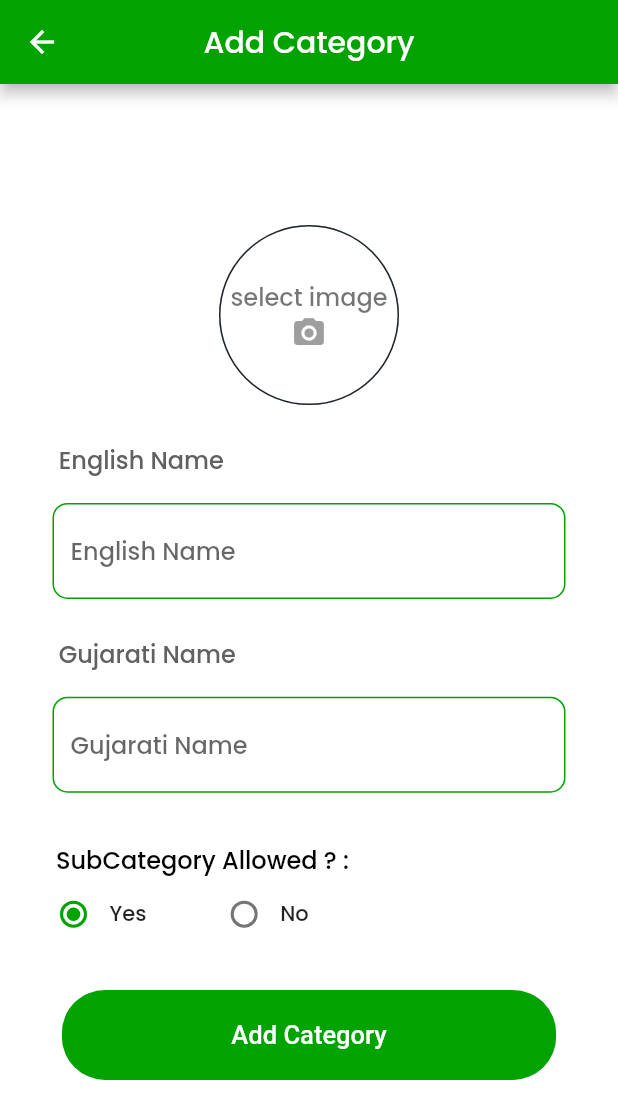
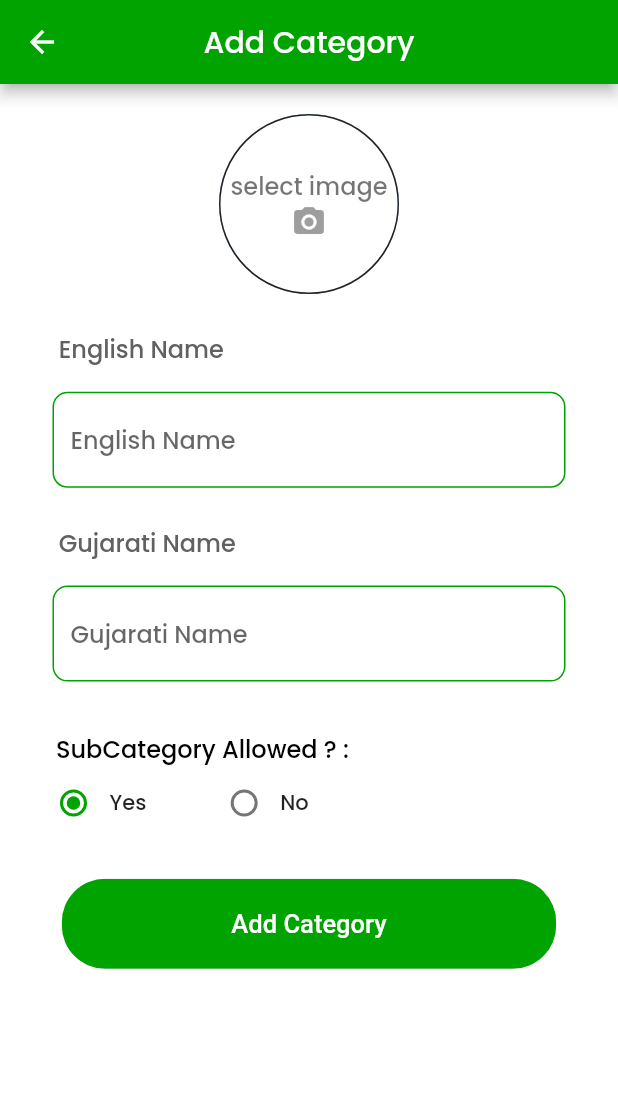
Before and after one commit to harshpatel5404/Aarogyam_Flutter_New, a Flutter app: the AddcategoryPage screen opened directly, on a phone screen of 412 x 824 dp. Shown: the top 1119 px of the screen. Run offline on Flutter 3.47's test engine with Material 2 defaults, Android fonts, the phone set to English and light mode, and no system bars; our stand-ins replace carousel_slider, connectivity, dio, flutter_easyloading, flutter_image_compress, fluttertoast and 10 more; missing offline and left inert: code_input, mailer, multi_image_picker2; accounts and stored records are empty.

```diff
--- a/lib/Admin/Slider/add_slider.dart
+++ b/lib/Admin/Slider/add_slider.dart
@@ -6,6 +6,7 @@ import 'package:aarogyamswadeshi/Admin/Slider/slider_controller.dart';
 import 'package:aarogyamswadeshi/Admin/widget/drawer.dart';
 import 'package:aarogyamswadeshi/Services/admin_services.dart';
 import 'package:aarogyamswadeshi/Services/pref_manager.dart';
+import 'package:aarogyamswadeshi/global/get_permission.dart';
 import 'package:flutter/material.dart';
 import 'package:aarogyamswadeshi/Admin/category/category_controller.dart';
 import 'package:aarogyamswadeshi/Constants/constants.dart';
@@ -49,6 +50,7 @@ class _AddSliderImagesState extends State<AddSliderImages> {
   }
 
   Future<void> loadAssets() async {
+    getPermission();
     List<Asset> resultList = <Asset>[];
     images = <Asset>[];
     String error = 'No Error Detected';
--- a/lib/Admin/category/add_category.dart
+++ b/lib/Admin/category/add_category.dart
@@ -113,10 +113,13 @@ class _AddcategoryPageState extends State<AddcategoryPage> {
         centerTitle: true,
         backgroundColor: kPrimaryColor,
       ),
-      resizeToAvoidBottomInset: false,
-      body: Column(
+      body: SingleChildScrollView(
+        child: Column(
           mainAxisAlignment: MainAxisAlignment.center,
           children: [
+            SizedBox(
+              height: 20,
+            ),
             Center(
               child: InkWell(
                 onTap: () {
@@ -364,7 +367,8 @@ class _AddcategoryPageState extends State<AddcategoryPage> {
                   },
                   style: ElevatedButton.styleFrom(
                       primary: kPrimaryColor,
-                    padding: EdgeInsets.symmetric(horizontal: 40, vertical: 20),
+                      padding:
+                          EdgeInsets.symmetric(horizontal: 40, vertical: 20),
                       textStyle: TextStyle(
                           color: Colors.white,
                           fontSize: 14,
@@ -374,6 +378,7 @@ class _AddcategoryPageState extends State<AddcategoryPage> {
             ),
           ],
         ),
+      ),
     );
   }
 }
--- a/lib/Admin/category/update_category.dart
+++ b/lib/Admin/category/update_category.dart
@@ -44,7 +44,7 @@ class UpdatedcategoryPageState extends State<UpdatecategoryPage> {
       val = 2;
     }
     setState(() {});
-     EasyLoading.addStatusCallback((status) {
+    EasyLoading.addStatusCallback((status) {
       print('EasyLoading Status $status');
       if (status == EasyLoadingStatus.dismiss) {
         _timer?.cancel();
@@ -362,7 +362,7 @@ class UpdatedcategoryPageState extends State<UpdatecategoryPage> {
                         "file": widget.data["imagepath"]
                       };
                       print("-----");
-                      // print(updatecategorydata);
+                      print(updatecategorydata);
                     }
                     updateCategory(updatecategorydata).then((value) {
                       EasyLoading.dismiss();
--- a/lib/Admin/subcategory/add_subcategory.dart
+++ b/lib/Admin/subcategory/add_subcategory.dart
@@ -130,7 +130,6 @@ class _AddsubcategoryPageState extends State<AddsubcategoryPage> {
         centerTitle: true,
         backgroundColor: kPrimaryColor,
       ),
-      // resizeToAvoidBottomInset: false,
       body: SingleChildScrollView(
         child: Column(
           mainAxisAlignment: MainAxisAlignment.center,
@@ -386,7 +385,7 @@ class _AddsubcategoryPageState extends State<AddsubcategoryPage> {
                 ),
               ),
             ),
-            SizedBox(height: size.height * 0.03),
+            SizedBox(height: size.height * 0.05),
           ],
         ),
       ),
--- a/lib/Admin/subcategory/update_subcategory.dart
+++ b/lib/Admin/subcategory/update_subcategory.dart
@@ -89,8 +89,6 @@ class _UpdatesubcategoryState extends State<Updatesubcategory> {
     var result = await FlutterImageCompress.compressAndGetFile(
         file.absolute.path, targetPath,
         quality: 70, rotate: 0);
-    // print("file" + file.lengthSync().toString());
-    // print(result.lengthSync());
     return result;
   }
 
@@ -189,7 +187,6 @@ class _UpdatesubcategoryState extends State<Updatesubcategory> {
               child: Form(
                 key: formkey,
                 child: Column(
-                  // mainAxisAlignment: MainAxisAlignment.,
                   crossAxisAlignment: CrossAxisAlignment.start,
                   children: [
                     Text(
@@ -397,7 +394,7 @@ class _UpdatesubcategoryState extends State<Updatesubcategory> {
                 ),
               ),
             ),
-            SizedBox(height: size.height * 0.03),
+            SizedBox(height: size.height * 0.05),
           ],
         ),
       ),
--- a/lib/Screens/Home/home_main.dart
+++ b/lib/Screens/Home/home_main.dart
@@ -1,6 +1,5 @@
 import 'dart:convert';
 import 'dart:typed_data';
-
 import 'package:aarogyamswadeshi/Screens/Home/search_page.dart';
 import 'package:aarogyamswadeshi/Screens/cart/cart.dart';
 import 'package:aarogyamswadeshi/Screens/desc/buynow_bottom.dart';
@@ -21,7 +20,6 @@ import 'package:aarogyamswadeshi/Screens/account/account_screen.dart';
 import 'package:aarogyamswadeshi/Screens/category/category_screen.dart';
 import 'package:flutter/services.dart';
 import 'package:get/get.dart';
-
 import 'home_controller.dart';
 
 class MainController extends GetxController {
@@ -56,10 +54,6 @@ class _MainHomeState extends State<MainScreen> {
       statusBarColor: kPrimaryColor,
     ));
     super.initState();
-    // removeToken();
-    // removeisAdmin();
-    // removelogin();
-    // removeuserid();
 
     controller.getConnect();
     getImages().then((value) {
--- a/lib/Screens/splash_screen.dart
+++ b/lib/Screens/splash_screen.dart
@@ -1,12 +1,11 @@
 import 'dart:async';
 import 'package:aarogyamswadeshi/Screens/Home/home_main.dart';
 import 'package:aarogyamswadeshi/Screens/Signup/passcode_screen.dart';
-import 'package:aarogyamswadeshi/Screens/Signup/user_info.dart';
 import 'package:aarogyamswadeshi/Services/pref_manager.dart';
+import 'package:aarogyamswadeshi/global/get_permission.dart';
 import 'package:flutter/material.dart';
 import 'package:flutter/services.dart';
 import 'package:get/get.dart';
-
 import 'email_screen.dart';
 
 class SplashScreen extends StatefulWidget {
@@ -23,6 +22,7 @@ class _SplashScreenState extends State<SplashScreen> {
       statusBarColor: Colors.transparent,
     ));
     super.initState();
+    getPermission();
     // removeToken();
     // removelogin();
     // removeuserid();
--- a/lib/Services/api_services.dart
+++ b/lib/Services/api_services.dart
@@ -1 +1,2 @@
 String baseUrl = "https://aarogyam-stageapi.manarsh.com";
+// String baseUrl = "https://aarogyam-devapi.manarsh.com";
```
Also changed, not shown: lib/Admin/category/category_page.dart (+3 -17 lines), lib/global/get_permission.dart (added, +11 -0 lines). Lines whose indentation alone changed are shown as unchanged.
